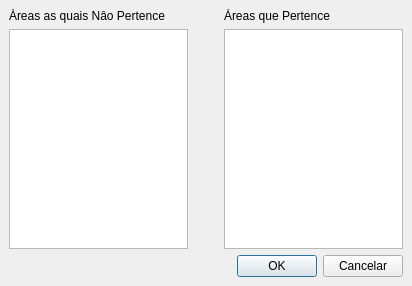
First picture: the form in rs/src/ui/frusersareas.ui, repository xvjau/Reserva-de-Salas, before the edit.
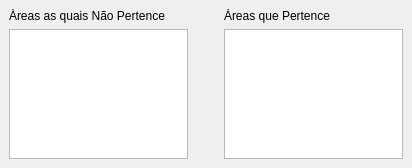
Second picture: the form after the edit. Icons and pictures are not drawn.

The edit to the form file:
```diff
--- a/rs/src/ui/frusersareas.ui
+++ b/rs/src/ui/frusersareas.ui
@@ -6,7 +6,7 @@
     <x>0</x>
     <y>0</y>
     <width>412</width>
-    <height>286</height>
+    <height>168</height>
    </rect>
   </property>
   <property name="windowTitle" >
@@ -38,12 +38,19 @@
        <item>
         <widget class="QLabel" name="label" >
          <property name="text" >
-          <string>Àreas as quais Nâo Pertence</string>
+          <string>Àreas as quais Não Pertence</string>
          </property>
         </widget>
        </item>
        <item>
-        <widget class="QListWidget" name="listWidget" />
+        <widget class="QListWidget" name="lsAreas" >
+         <property name="selectionMode" >
+          <enum>QAbstractItemView::MultiSelection</enum>
+         </property>
+         <property name="sortingEnabled" >
+          <bool>true</bool>
+         </property>
+        </widget>
        </item>
       </layout>
      </item>
@@ -53,17 +60,20 @@
         <number>0</number>
        </property>
        <property name="spacing" >
-        <number>6</number>
+        <number>0</number>
        </property>
        <item>
         <spacer>
          <property name="orientation" >
           <enum>Qt::Vertical</enum>
          </property>
+         <property name="sizeType" >
+          <enum>QSizePolicy::MinimumExpanding</enum>
+         </property>
          <property name="sizeHint" >
           <size>
            <width>16</width>
-           <height>86</height>
+           <height>26</height>
           </size>
          </property>
         </spacer>
@@ -145,10 +155,13 @@
          <property name="orientation" >
           <enum>Qt::Vertical</enum>
          </property>
+         <property name="sizeType" >
+          <enum>QSizePolicy::MinimumExpanding</enum>
+         </property>
          <property name="sizeHint" >
           <size>
            <width>16</width>
-           <height>86</height>
+           <height>20</height>
           </size>
          </property>
         </spacer>
@@ -171,55 +184,19 @@
         </widget>
        </item>
        <item>
-        <widget class="QListWidget" name="listWidget_2" />
+        <widget class="QListWidget" name="lsUserAreas" >
+         <property name="selectionMode" >
+          <enum>QAbstractItemView::MultiSelection</enum>
+         </property>
+         <property name="sortingEnabled" >
+          <bool>true</bool>
+         </property>
+        </widget>
        </item>
       </layout>
      </item>
     </layout>
    </item>
-   <item row="1" column="0" >
-    <layout class="QHBoxLayout" >
-     <property name="margin" >
-      <number>0</number>
-     </property>
-     <property name="spacing" >
-      <number>6</number>
-     </property>
-     <item>
-      <spacer>
-       <property name="orientation" >
-        <enum>Qt::Horizontal</enum>
-       </property>
-       <property name="sizeHint" >
-        <size>
-         <width>40</width>
-         <height>20</height>
-        </size>
-       </property>
-      </spacer>
-     </item>
-     <item>
-      <widget class="QPushButton" name="pushButton" >
-       <property name="text" >
-        <string>OK</string>
-       </property>
-       <property name="icon" >
-        <iconset resource="../res/rs.qrc" >:/png/buttons/16/agt_action_success.png</iconset>
-       </property>
-      </widget>
-     </item>
-     <item>
-      <widget class="QPushButton" name="pushButton_2" >
-       <property name="text" >
-        <string>Cancelar</string>
-       </property>
-       <property name="icon" >
-        <iconset resource="../res/rs.qrc" >:/png/buttons/16/agt_action_fail.png</iconset>
-       </property>
-      </widget>
-     </item>
-    </layout>
-   </item>
   </layout>
  </widget>
  <resources>
```
Left out of the diff: 45 changed lines with no effect on the pictures.
